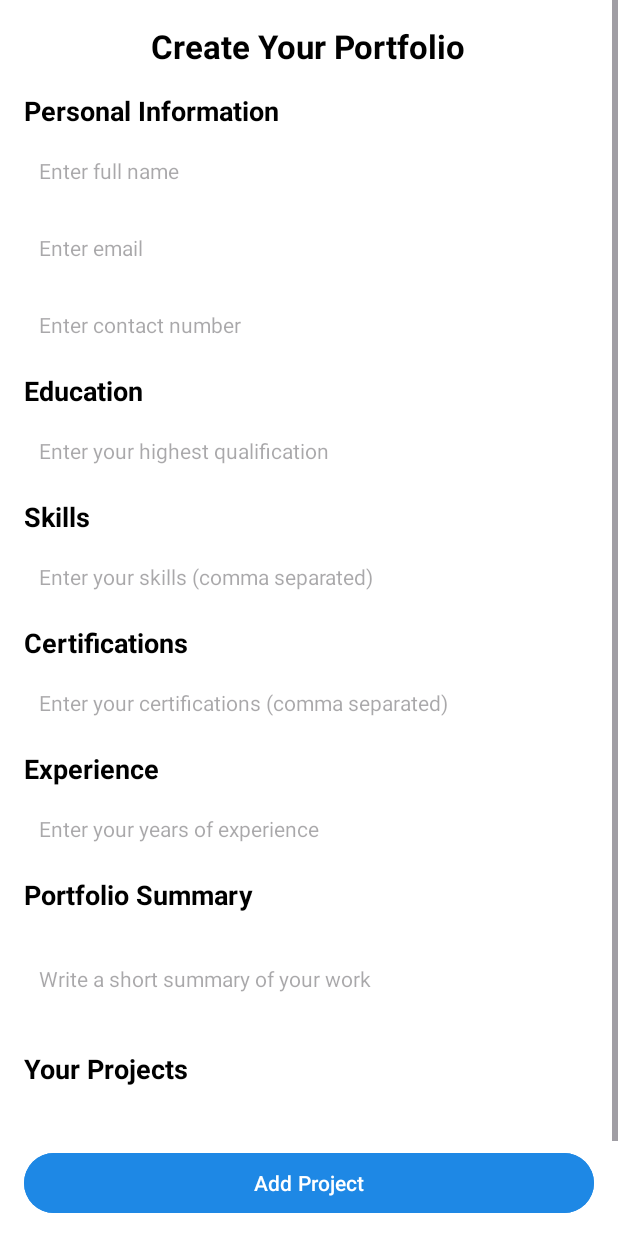
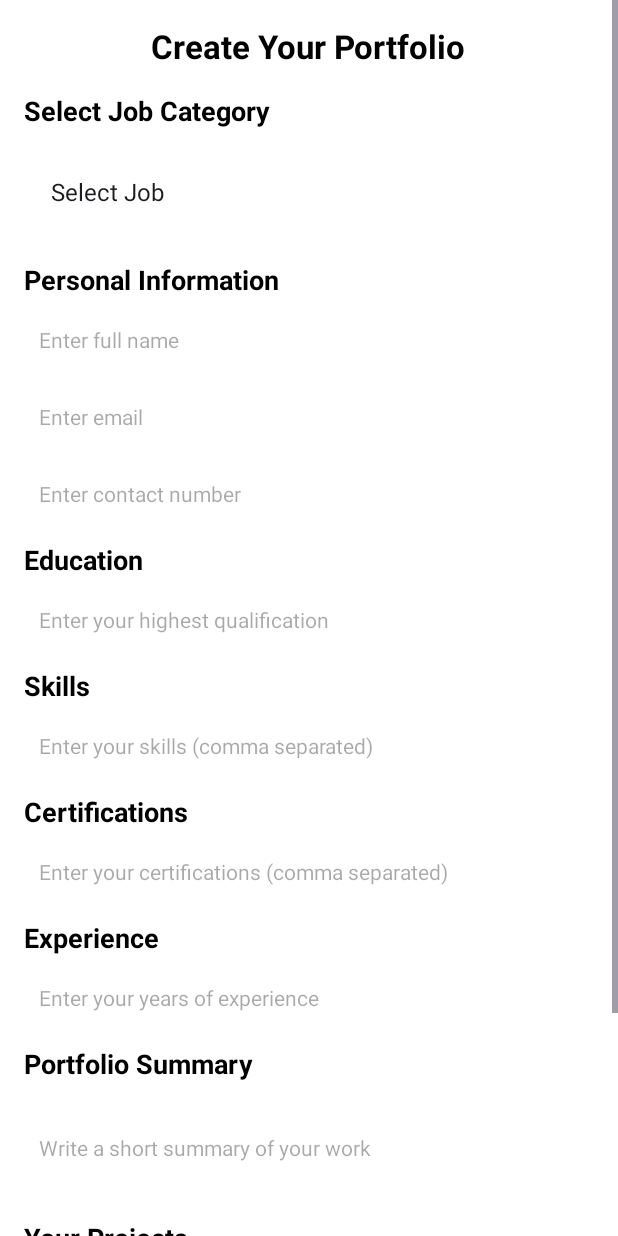
Before and after one commit to Pravesh-Shrestha/KARYA-CONNECT-NEPAL, an Android app: the fragment PortfolioFormFragment shown on its own in the app's theme, on a phone screen of 412 x 824 dp. Run offline under Robolectric (Android 15) with nearby library versions, the phone set to English and light mode, and no system bars; our stand-ins replace Firebase (no records; nobody signed in at launch, a user with empty details on screens opened directly).

Commit message:
Job category added in portfolio and stored in firebase successfully

```diff
--- a/app/src/main/java/com/example/karyaconnectnepal/Model/PortfolioModel.kt
+++ b/app/src/main/java/com/example/karyaconnectnepal/Model/PortfolioModel.kt
@@ -6,5 +6,6 @@ data class PortfolioModel(
     val skills: List<String> = emptyList(),
     val certifications: List<String> = emptyList(),
     val experience: String = "",
-    val portfolioDescription: String = ""
+    val portfolioDescription: String = "",
+    val jobCategory: String = ""
 )
--- a/app/src/main/java/com/example/karyaconnectnepal/Repository/PortfolioRepository.kt
+++ b/app/src/main/java/com/example/karyaconnectnepal/Repository/PortfolioRepository.kt
@@ -18,7 +18,8 @@ class PortfolioRepository {
                 "portfolioData/skills" to portfolio.skills,
                 "portfolioData/certifications" to portfolio.certifications,
                 "portfolioData/experience" to portfolio.experience,
-                "portfolioData/portfolioDescription" to portfolio.portfolioDescription
+                "portfolioData/portfolioDescription" to portfolio.portfolioDescription,
+                "portfolioData/jobCategory" to portfolio.jobCategory
             )
             database.child(userId).updateChildren(updates).await()
             true
--- a/app/src/main/java/com/example/karyaconnectnepal/UI/Fragment/PortfolioFormFragment.kt
+++ b/app/src/main/java/com/example/karyaconnectnepal/UI/Fragment/PortfolioFormFragment.kt
@@ -1,104 +1,11 @@
-//package com.example.karyaconnectnepal.UI.Fragment
-//
-//import android.os.Bundle
-//import android.view.LayoutInflater
-//import android.view.View
-//import android.view.ViewGroup
-//import android.widget.Toast
-//import androidx.appcompat.app.AlertDialog
-//import androidx.fragment.app.Fragment
-//import androidx.fragment.app.viewModels
-//import androidx.recyclerview.widget.LinearLayoutManager
-//import com.example.karyaconnectnepal.Adapter.ProjectAdapter
-//import com.example.karyaconnectnepal.Model.ProjectModel
-//import com.example.karyaconnectnepal.Repository.ProjectRepository
-//import com.example.karyaconnectnepal.ViewModel.ProjectViewModel
-//import com.example.karyaconnectnepal.databinding.DialogAddProjectBinding
-//import com.example.karyaconnectnepal.databinding.FragmentPortfolioFormBinding
-//import com.google.firebase.auth.FirebaseAuth
-//
-//class PortfolioFormFragment : Fragment() {
-//
-//    private var _binding: FragmentPortfolioFormBinding? = null
-//    private val binding get() = _binding!!
-//
-//    private val projectViewModel: ProjectViewModel by viewModels {
-//        ProjectViewModel(ProjectRepository())
-//    }
-//
-//    private lateinit var projectAdapter: ProjectAdapter
-//    private val projectList = mutableListOf<ProjectModel>()
-//
-//    override fun onCreateView(
-//        inflater: LayoutInflater, container: ViewGroup?,
-//        savedInstanceState: Bundle?
-//    ): View {
-//        _binding = FragmentPortfolioFormBinding.inflate(inflater, container, false)
-//        return binding.root
-//    }
-//
-//    override fun onViewCreated(view: View, savedInstanceState: Bundle?) {
-//        super.onViewCreated(view, savedInstanceState)
-//
-//        projectAdapter = ProjectAdapter(projectList)
-//        binding.projectsRecyclerView.layoutManager = LinearLayoutManager(requireContext())
-//        binding.projectsRecyclerView.adapter = projectAdapter
-//
-//        val currentUser = FirebaseAuth.getInstance().currentUser
-//        currentUser?.let { projectViewModel.getProjects(it.uid) }
-//
-//        projectViewModel.projects.observe(viewLifecycleOwner) { projects ->
-//            projectList.clear()
-//            projectList.addAll(projects)
-//            projectAdapter.notifyDataSetChanged()
-//        }
-//
-//        binding.addProjectButton.setOnClickListener { showAddProjectDialog() }
-//        binding.submitJobFormButton.setOnClickListener { submitForm() }
-//    }
-//
-//    private fun showAddProjectDialog() {
-//        val dialogBinding = DialogAddProjectBinding.inflate(layoutInflater)
-//
-//        val dialog = AlertDialog.Builder(requireContext())
-//            .setTitle("Add Project")
-//            .setView(dialogBinding.root)
-//            .setPositiveButton("Add") { _, _ ->
-//                val title = dialogBinding.projectTitleInput.text.toString().trim()
-//                val description = dialogBinding.projectDescriptionInput.text.toString().trim()
-//
-//                if (title.isNotEmpty() && description.isNotEmpty()) {
-//                    val currentUser = FirebaseAuth.getInstance().currentUser
-//                    currentUser?.let {
-//                        projectViewModel.addProject(ProjectModel(title, description), it.uid)
-//                    }
-//                } else {
-//                    Toast.makeText(requireContext(), "Please enter project details", Toast.LENGTH_SHORT).show()
-//                }
-//            }
-//            .setNegativeButton("Cancel", null)
-//            .create()
-//
-//        dialog.show()
-//    }
-//
-//    private fun submitForm() {
-//        Toast.makeText(requireContext(), "Profile & Portfolio Submitted!", Toast.LENGTH_SHORT).show()
-//    }
-//
-//    override fun onDestroyView() {
-//        super.onDestroyView()
-//        _binding = null
-//    }
-//}
-
-
 package com.example.karyaconnectnepal.UI.Fragment
 
 import android.os.Bundle
 import android.view.LayoutInflater
 import android.view.View
 import android.view.ViewGroup
+import android.widget.AdapterView
+import android.widget.ArrayAdapter
 import android.widget.Toast
 import androidx.appcompat.app.AlertDialog
 import androidx.fragment.app.Fragment
@@ -107,8 +14,6 @@ import androidx.recyclerview.widget.LinearLayoutManager
 import com.example.karyaconnectnepal.Adapter.ProjectAdapter
 import com.example.karyaconnectnepal.Model.PortfolioModel
 import com.example.karyaconnectnepal.Model.ProjectModel
-import com.example.karyaconnectnepal.R
-import com.example.karyaconnectnepal.Repository.ProjectRepository
 import com.example.karyaconnectnepal.ViewModel.PortfolioViewModel
 import com.example.karyaconnectnepal.ViewModel.ProjectViewModel
 import com.example.karyaconnectnepal.databinding.DialogAddProjectBinding
@@ -122,6 +27,7 @@ class PortfolioFormFragment : Fragment() {
 
 
     private lateinit var portfolioViewModel: PortfolioViewModel
+    private lateinit var selectedJobCategory: String
     private lateinit var projectViewModel: ProjectViewModel
     private lateinit var projectAdapter: ProjectAdapter
     private val projectList = mutableListOf<ProjectModel>()
@@ -138,6 +44,7 @@ class PortfolioFormFragment : Fragment() {
         super.onViewCreated(view, savedInstanceState)
 
         portfolioViewModel = ViewModelProvider(this, ViewModelProvider.NewInstanceFactory())[PortfolioViewModel::class.java]
+        setupJobSpinner()
 
         // Manually initializing ViewModel without ViewModelFactory
 //        val repository = ProjectRepository()
@@ -177,7 +84,29 @@ class PortfolioFormFragment : Fragment() {
         binding.submitPortfolioButton.setOnClickListener { submitPortfolio() }
     }
 
+    private fun setupJobSpinner() {
+        val jobCategories = listOf("Select Job", "Android Developer", "Web Developer", "Graphic Designer", "Data Analyst", "Marketing Specialist")
+        val adapter = ArrayAdapter(requireContext(), android.R.layout.simple_spinner_dropdown_item, jobCategories)
+        binding.jobSelectionSpinner.adapter = adapter
+
+        binding.jobSelectionSpinner.onItemSelectedListener = object : AdapterView.OnItemSelectedListener {
+            override fun onItemSelected(parent: AdapterView<*>?, view: View?, position: Int, id: Long) {
+                selectedJobCategory = if (position > 0) jobCategories[position] else ""
+            }
+
+            override fun onNothingSelected(parent: AdapterView<*>?) {
+                selectedJobCategory = ""
+            }
+        }
+    }
+
     private fun submitPortfolio() {
+
+        if (selectedJobCategory.isEmpty()) {
+            Toast.makeText(requireContext(), "Please select a job category before submitting.", Toast.LENGTH_SHORT).show()
+            return  // Stop submission if no job is selected
+        }
+
         val personalInfo = mapOf(
             "fullName" to binding.fullNameInput.text.toString().trim(),
             "email" to binding.emailInput.text.toString().trim(),
@@ -190,7 +119,8 @@ class PortfolioFormFragment : Fragment() {
             skills = binding.skillsInput.text.toString().split(",").map { it.trim() },
             certifications = binding.certificationsInput.text.toString().split(",").map { it.trim() },
             experience = binding.experienceInput.text.toString().trim(),
-            portfolioDescription = binding.portfolioDescriptionInput.text.toString().trim()
+            portfolioDescription = binding.portfolioDescriptionInput.text.toString().trim(),
+            jobCategory = selectedJobCategory
         )
 
         val currentUser = FirebaseAuth.getInstance().currentUser
@@ -212,23 +142,6 @@ class PortfolioFormFragment : Fragment() {
         }
     }
 
-//    private fun navigateToHome() {
-//        parentFragmentManager.beginTransaction()
-//            .replace(R.id.freelancerdashView, FreelancerHomeFragment())
-//            .addToBackStack(null) // ✅ Allows back navigation if needed
-//            .commit()
-//    }
-
-//    private fun clearInputs() {
-//        binding.fullNameInput.text?.clear()
-//        binding.emailInput.text?.clear()
-//        binding.contactInput.text?.clear()
-//        binding.educationInput.text?.clear()
-//        binding.skillsInput.text?.clear()
-//        binding.certificationsInput.text?.clear()
-//        binding.experienceInput.text?.clear()
-//        binding.portfolioDescriptionInput.text?.clear()
-//    }
 
 
     private fun showAddProjectDialog() {
@@ -264,9 +177,6 @@ class PortfolioFormFragment : Fragment() {
         dialog.show()
     }
 
-//    private fun submitForm() {
-//        Toast.makeText(requireContext(), "Profile & Portfolio Submitted!", Toast.LENGTH_SHORT).show()
-//    }
 
     override fun onDestroyView() {
         super.onDestroyView()
--- a/app/src/main/res/layout/fragment_portfolio_form.xml
+++ b/app/src/main/res/layout/fragment_portfolio_form.xml
@@ -31,6 +31,23 @@
                 android:textColor="@color/black"
                 android:textSize="22sp"
                 android:textStyle="bold" />
+
+            <TextView
+                android:layout_width="wrap_content"
+                android:layout_height="wrap_content"
+                android:layout_marginBottom="8dp"
+                android:text="Select Job Category"
+                android:textColor="@color/black"
+                android:textSize="18sp"
+                android:textStyle="bold" />
+
+            <Spinner
+                android:id="@+id/jobSelectionSpinner"
+                android:layout_width="match_parent"
+                android:layout_height="wrap_content"
+                android:layout_marginBottom="12dp"
+                android:background="@color/white"
+                android:padding="10dp" />
 
             <!-- Personal Information Section -->
             <TextView
```
